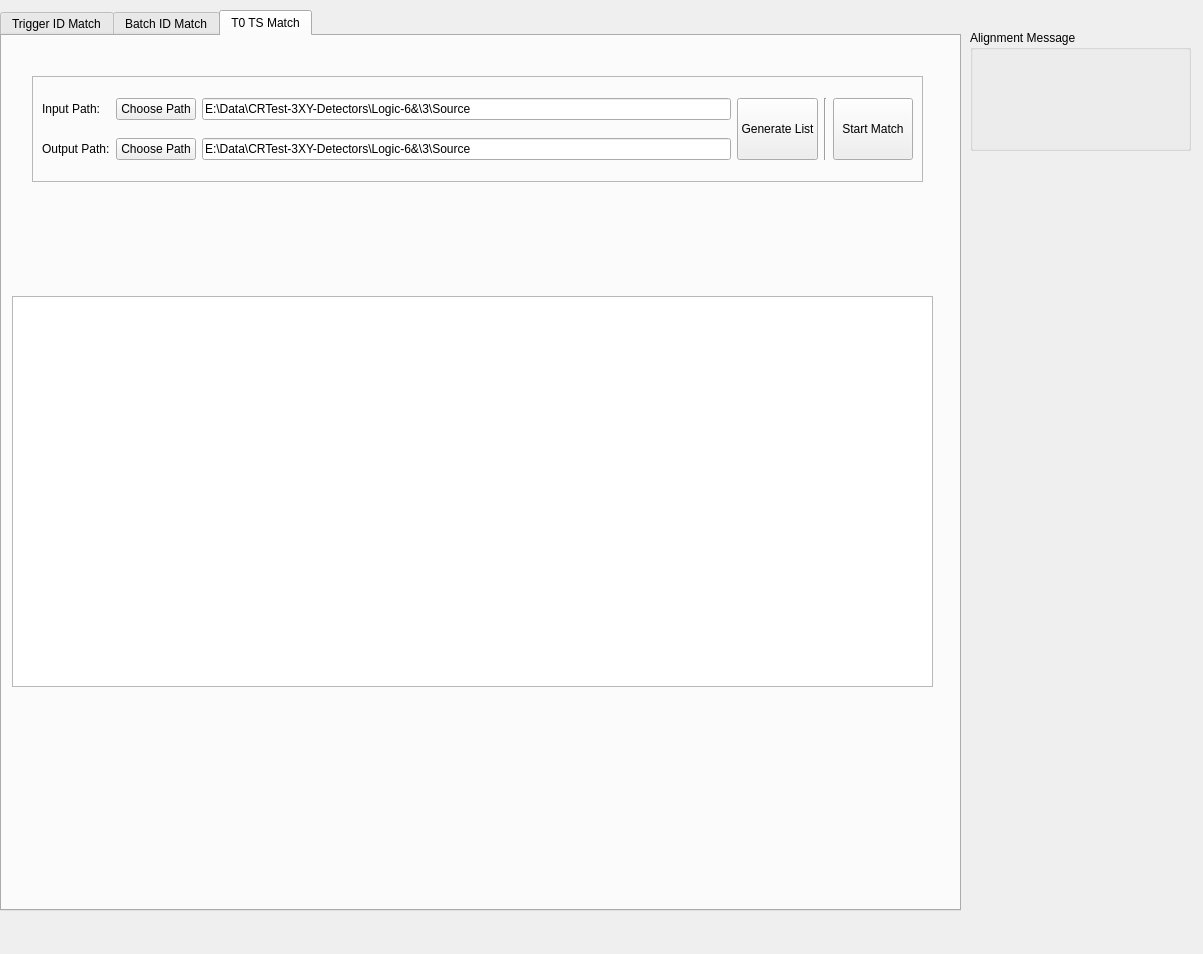
The window that src/mainwindow.ui (HelloUSTC114/MuonDataProcessor) describes before a commit, drawn with Qt 5.
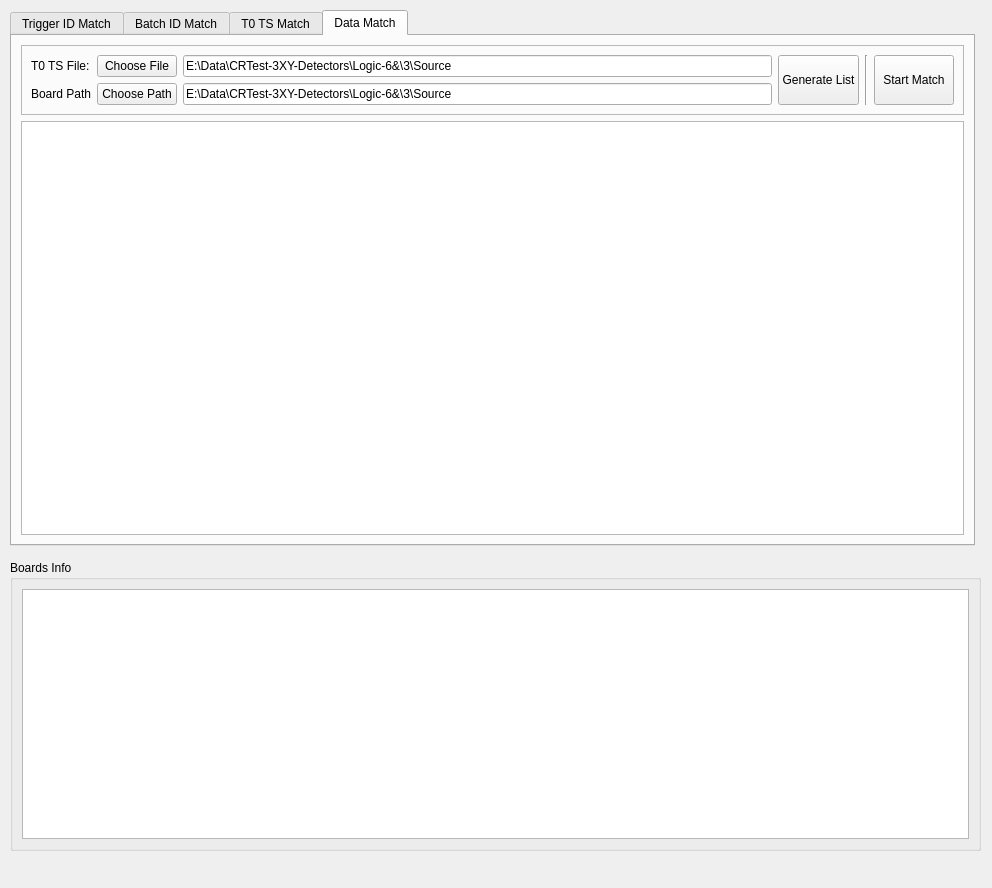
The same window after the commit.

Commit message: Add Data matching

Patch:
```diff
--- a/src/mainwindow.ui
+++ b/src/mainwindow.ui
@@ -6,8 +6,8 @@
    <rect>
     <x>0</x>
     <y>0</y>
-    <width>1203</width>
-    <height>954</height>
+    <width>992</width>
+    <height>888</height>
    </rect>
   </property>
   <property name="windowTitle">
@@ -17,14 +17,14 @@
    <widget class="QTabWidget" name="tabWidget">
     <property name="geometry">
      <rect>
-      <x>0</x>
+      <x>10</x>
       <y>10</y>
-      <width>961</width>
-      <height>901</height>
+      <width>965</width>
+      <height>536</height>
      </rect>
     </property>
     <property name="currentIndex">
-     <number>2</number>
+     <number>3</number>
     </property>
     <widget class="QWidget" name="tabFilePreparation">
      <property name="enabled">
@@ -709,25 +709,9 @@
      <attribute name="title">
       <string>T0 TS Match</string>
      </attribute>
-     <widget class="QTableWidget" name="tableT0Match">
-      <property name="geometry">
-       <rect>
-        <x>10</x>
-        <y>260</y>
-        <width>921</width>
-        <height>391</height>
-       </rect>
-      </property>
-     </widget>
+     <layout class="QGridLayout" name="gridLayout_11">
+      <item row="0" column="0">
      <widget class="QFrame" name="frame_3">
-      <property name="geometry">
-       <rect>
-        <x>30</x>
-        <y>40</y>
-        <width>891</width>
-        <height>106</height>
-       </rect>
-      </property>
       <property name="frameShape">
        <enum>QFrame::StyledPanel</enum>
       </property>
@@ -814,8 +798,30 @@
          </property>
         </widget>
        </item>
-       <item row="0" column="5" rowspan="2">
-        <widget class="QPushButton" name="btnStartT0Match">
+        </layout>
+       </widget>
+      </item>
+      <item row="1" column="0">
+       <widget class="QTableWidget" name="tableT0Match"/>
+      </item>
+     </layout>
+    </widget>
+    <widget class="QWidget" name="tab_2">
+     <attribute name="title">
+      <string>Data Match</string>
+     </attribute>
+     <layout class="QGridLayout" name="gridLayout_13">
+      <item row="0" column="0">
+       <widget class="QFrame" name="frame_4">
+        <property name="frameShape">
+         <enum>QFrame::StyledPanel</enum>
+        </property>
+        <property name="frameShadow">
+         <enum>QFrame::Raised</enum>
+        </property>
+        <layout class="QGridLayout" name="gridLayout_12">
+         <item row="0" column="3" rowspan="2">
+          <widget class="QPushButton" name="btnReadBoardData">
          <property name="sizePolicy">
           <sizepolicy hsizetype="Minimum" vsizetype="Expanding">
            <horstretch>0</horstretch>
@@ -823,33 +829,122 @@
           </sizepolicy>
          </property>
          <property name="text">
-          <string>Start Match</string>
+            <string>Generate List</string>
+           </property>
+          </widget>
+         </item>
+         <item row="0" column="2">
+          <widget class="QLineEdit" name="lineTSFile">
+           <property name="minimumSize">
+            <size>
+             <width>150</width>
+             <height>0</height>
+            </size>
+           </property>
+           <property name="text">
+            <string>E:\Data\CRTest-3XY-Detectors\Logic-6&amp;\3\Source</string>
+           </property>
+           <property name="alignment">
+            <set>Qt::AlignLeading|Qt::AlignLeft|Qt::AlignVCenter</set>
+           </property>
+           <property name="readOnly">
+            <bool>false</bool>
+           </property>
+          </widget>
+         </item>
+         <item row="0" column="1">
+          <widget class="QPushButton" name="btnT0TSFile">
+           <property name="text">
+            <string>Choose File</string>
+           </property>
+          </widget>
+         </item>
+         <item row="1" column="2">
+          <widget class="QLineEdit" name="lineBoardPath">
+           <property name="minimumSize">
+            <size>
+             <width>150</width>
+             <height>0</height>
+            </size>
+           </property>
+           <property name="text">
+            <string>E:\Data\CRTest-3XY-Detectors\Logic-6&amp;\3\Source</string>
+           </property>
+           <property name="alignment">
+            <set>Qt::AlignLeading|Qt::AlignLeft|Qt::AlignVCenter</set>
+           </property>
+           <property name="readOnly">
+            <bool>false</bool>
          </property>
         </widget>
        </item>
        <item row="0" column="4" rowspan="2">
-        <widget class="Line" name="line_6">
+          <widget class="Line" name="line_8">
          <property name="orientation">
           <enum>Qt::Vertical</enum>
          </property>
         </widget>
        </item>
-      </layout>
-     </widget>
+         <item row="0" column="5" rowspan="2">
+          <widget class="QPushButton" name="btnStartBoardMatch">
+           <property name="sizePolicy">
+            <sizepolicy hsizetype="Minimum" vsizetype="Expanding">
+             <horstretch>0</horstretch>
+             <verstretch>0</verstretch>
+            </sizepolicy>
+           </property>
+           <property name="text">
+            <string>Start Match</string>
+           </property>
+          </widget>
+         </item>
+         <item row="1" column="1">
+          <widget class="QPushButton" name="btnBoardPath">
+           <property name="text">
+            <string>Choose Path</string>
+           </property>
+          </widget>
+         </item>
+         <item row="0" column="0">
+          <widget class="QLabel" name="label_19">
+           <property name="text">
+            <string>T0 TS File:</string>
+           </property>
+          </widget>
+         </item>
+         <item row="1" column="0">
+          <widget class="QLabel" name="label_21">
+           <property name="text">
+            <string>Board Path</string>
+           </property>
+          </widget>
+         </item>
+        </layout>
+       </widget>
+      </item>
+      <item row="1" column="0">
+       <widget class="QTableWidget" name="tableT0Match_3"/>
+      </item>
+     </layout>
     </widget>
    </widget>
    <widget class="QGroupBox" name="groupBox_5">
     <property name="geometry">
      <rect>
-      <x>970</x>
-      <y>30</y>
-      <width>221</width>
-      <height>121</height>
+      <x>10</x>
+      <y>560</y>
+      <width>971</width>
+      <height>291</height>
      </rect>
     </property>
     <property name="title">
-     <string>Alignment Message</string>
+     <string>Boards Info</string>
     </property>
+    <layout class="QGridLayout" name="gridLayout_8">
+     <item row="0" column="0">
+      <widget class="QTableWidget" name="tableT0Match_2"/>
+     </item>
+    </layout>
    </widget>
   </widget>
   <widget class="QMenuBar" name="menuBar">
```
Left out of the diff: 291 changed lines with no effect on the pictures. Lines whose indentation alone changed are shown as unchanged. The commit also changes 7 other files.
